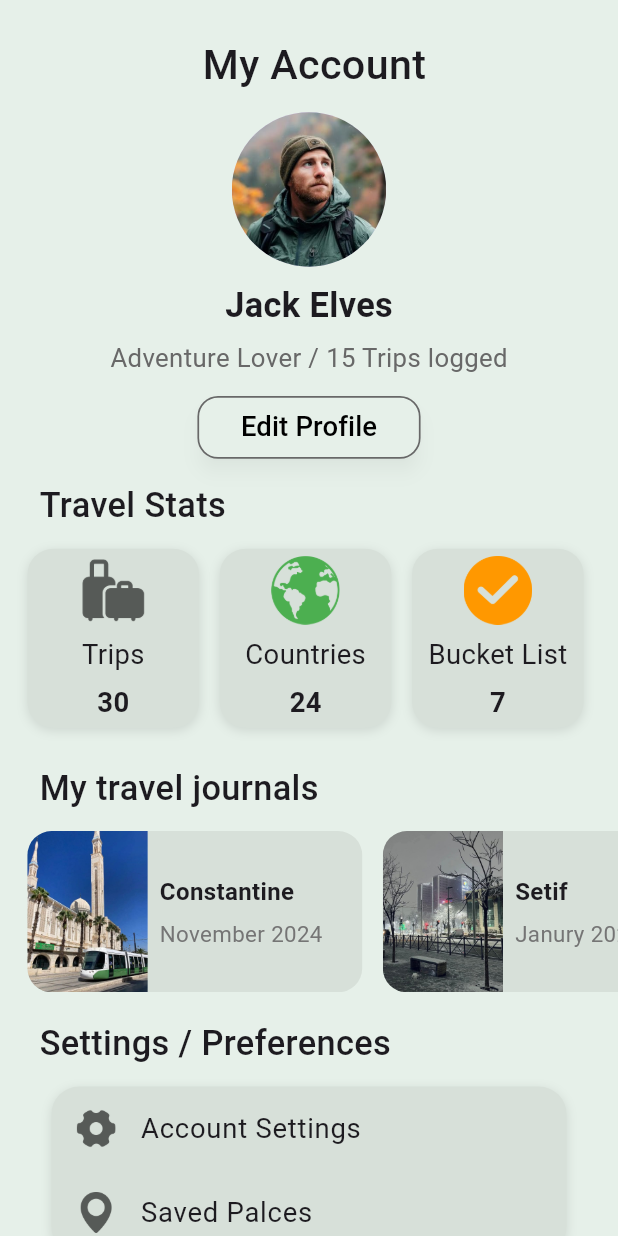
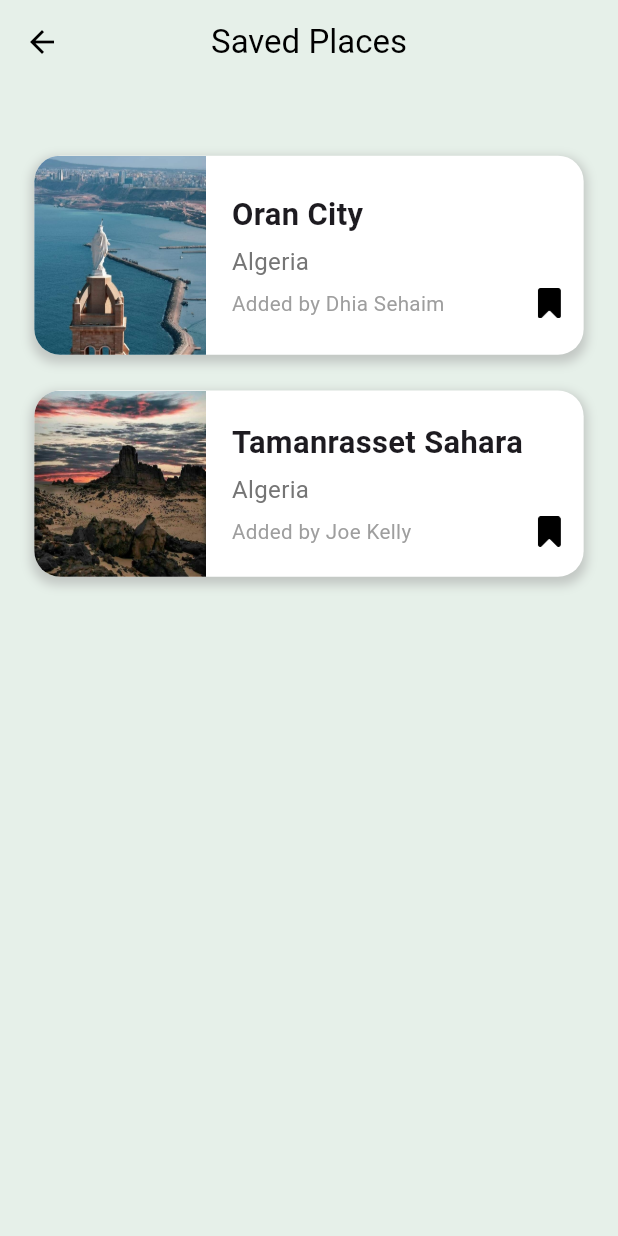
Before and after one commit to dhiasehaim/travelapp, a Flutter app: the Account screen opened directly, after a tap on "Saved Palces", on a phone screen of 412 x 824 dp. Run offline on Flutter 3.47's test engine with Material 3 defaults, Android fonts, the phone set to English and light mode, and no system bars; our stand-ins replace flutter_screenutil, slide_to_act; missing offline and left inert: swipable_stack.

Commit message:
Added Saved places

```diff
--- a/lib/Pages/Account.dart
+++ b/lib/Pages/Account.dart
@@ -2,6 +2,8 @@ import 'package:flutter/material.dart';
 import 'package:flutter/services.dart';
 import 'package:flutter_screenutil/flutter_screenutil.dart';
 import 'package:travelapp/Pages/EditProfile.dart';
+import 'package:travelapp/Pages/SavedPlaces.dart';
+import 'package:travelapp/Pages/Settings.dart';
 
 class Account extends StatefulWidget {
   const Account({super.key});
@@ -37,16 +39,35 @@ class _AccountState extends State<Account> {
       'title': 'Constantine',
       'Date': "November 2024"
     },
+    {'image': 'assets/setif3.jpg', 'title': 'Setif', 'Date': "Janury 2023"},
+  ];
+  List<Map<String, dynamic>> getsettings(BuildContext context) {
+    return [
       {
-      'image': 'assets/setif3.jpg',
-      'title': 'Setif',
-      'Date': "Janury 2023"
+        'image': 'assets/setting.png',
+        'label': 'Account Settings',
+        'ontap': () => {
+              Navigator.push(
+                  context,
+                  PageRouteBuilder(
+                      transitionDuration: Duration(milliseconds: 400),
+                      pageBuilder: (_, __, ___) => Settings()))
+            }
+      },
+      {
+        'image': 'assets/location-pin.png',
+        'label': 'Saved Palces',
+        'ontap': () => {
+              Navigator.push(
+                  context,
+                  PageRouteBuilder(
+                      transitionDuration: Duration(milliseconds: 400),
+                      pageBuilder: (_, __, ___) => Savedplaces()))
+            }
       },
     ];
-  List <Map<String, dynamic>> settings = [
-    {'image':'assets/setting.png' , 'label': 'Account Settings'},
-    {'image':'assets/location-pin.png', 'label': 'Saved Palces'},
-  ];
+  }
+
   @override
   Widget build(BuildContext context) {
     SystemChrome.setSystemUIOverlayStyle(
@@ -57,6 +78,7 @@ class _AccountState extends State<Account> {
         systemNavigationBarIconBrightness: Brightness.dark,
       ),
     );
+    final Settings = getsettings(context);
     return ScreenUtilInit(
       builder: (context, child) {
         return Scaffold(
@@ -121,9 +143,12 @@ class _AccountState extends State<Account> {
                       SizedBox(height: 8.h),
                       ElevatedButton(
                         onPressed: () {
-                          Navigator.push(context, PageRouteBuilder(
-                            transitionDuration: Duration(milliseconds: 400),
-                            pageBuilder: (_,__,___)=>Editprofile()));
+                          Navigator.push(
+                              context,
+                              PageRouteBuilder(
+                                  transitionDuration:
+                                      Duration(milliseconds: 400),
+                                  pageBuilder: (_, __, ___) => Editprofile()));
                         },
                         style: ElevatedButton.styleFrom(
                             backgroundColor: Color.fromARGB(255, 230, 240, 233),
@@ -308,12 +333,11 @@ class _AccountState extends State<Account> {
                                 blurRadius: 5,
                                 offset: Offset(0, 2),
                               )
-                          ]
-                        ),
+                            ]),
                         child: Column(
-                          children: settings.map((setting) {
-                            return ListTile(
-                              leading:Image.asset(
+                          children: Settings.map((setting) {
+                            return  ListTile(
+                                leading: Image.asset(
                                   setting['image'],
                                   width: 24.w,
                                   height: 24.h,
@@ -323,10 +347,9 @@ class _AccountState extends State<Account> {
                                   setting['label'],
                                   style: TextStyle(fontSize: 16.sp),
                                 ),
-                              onTap: () {
-                                // Handle tap
-                              },
+                                onTap: setting['ontap'],
                               );
+
                           }).toList(),
                         ),
                       ),
--- /dev/null
+++ b/lib/Pages/SavedPlaces.dart
@@ -0,0 +1,154 @@
+import 'package:flutter/material.dart';
+import 'package:flutter_screenutil/flutter_screenutil.dart';
+
+class Savedplaces extends StatefulWidget {
+  const Savedplaces({super.key});
+
+  @override
+  State<Savedplaces> createState() => _SavedplacesState();
+}
+
+class _SavedplacesState extends State<Savedplaces> {
+  List<Map<String, dynamic>> SavedPlaces = [
+    {
+      'image': 'assets/oran.jpg',
+      'name': 'Oran City',
+      'country': 'Algeria',
+      'Addedby': 'Dhia Sehaim'
+    },
+    {
+      'image': 'assets/tmanraset.jpg',
+      'name': 'Tamanrasset Sahara',
+      'country': 'Algeria',
+      'Addedby': 'Joe Kelly'
+    }
+  ];
+  @override
+  Widget build(BuildContext context) {
+    return ScreenUtilInit(
+      builder: (context, child) {
+        return Scaffold(
+          appBar: AppBar(
+            backgroundColor: Color.fromARGB(255, 230, 240, 233),
+            elevation: 0,
+            leading: IconButton(
+              icon: Icon(Icons.arrow_back, color: Colors.black),
+              onPressed: () {
+                Navigator.pop(context);
+              },
+            ),
+            title: Text(
+              'Saved Places',
+              style: TextStyle(color: Colors.black),
+            ),
+            centerTitle: true,
+          ),
+          backgroundColor: Color.fromARGB(255, 230, 240, 233),
+          body: ListView(
+            children: [
+              Column(
+                children: [
+                  SizedBox(
+                    height: 30.h,
+                  ),
+                  Column(
+                    children: [
+                      ...SavedPlaces.map((place) => Padding(
+                            padding: EdgeInsets.symmetric(
+                                horizontal: 20.w, vertical: 10.h),
+                            child: Container(
+                              decoration: BoxDecoration(
+                                color: Colors.white,
+                                borderRadius: BorderRadius.circular(15.r),
+                                boxShadow: [
+                                  BoxShadow(
+                                    color: Colors.grey.withOpacity(0.5),
+                                    spreadRadius: 2,
+                                    blurRadius: 5,
+                                    offset: Offset(
+                                        0, 3),
+                                  ),
+                                ],
+                              ),
+                              child: Row(
+                                children: [
+                                  ClipRRect(
+                                    borderRadius: BorderRadius.only(
+                                      topLeft: Radius.circular(15.r),
+                                      bottomLeft: Radius.circular(15.r),
+                                    ),
+                                    child: Image.asset(
+                                      place['image'],
+                                      width: 100.w,
+                                      //height: 100.h,
+                                      fit: BoxFit.cover,
+                                    ),
+                                  ),
+                                  SizedBox(width: 15.w),
+                                  Expanded(
+                                    child: Padding(
+                                      padding:
+                                          EdgeInsets.symmetric(vertical: 10.h),
+                                      child: Column(
+                                        crossAxisAlignment:
+                                            CrossAxisAlignment.start,
+                                        children: [
+                                          Text(
+                                            place['name'],
+                                            style: TextStyle(
+                                              fontSize: 18.sp,
+                                              fontWeight: FontWeight.bold,
+                                            ),
+                                          ),
+                                          SizedBox(height: 5.h),
+                                          Text(
+                                            place['country'],
+                                            style: TextStyle(
+                                              fontSize: 14.sp,
+                                              color: Colors.grey[600],
+                                            ),
+                                          ),
+                                          SizedBox(height: 5.h),
+                                          Row(
+                                            mainAxisAlignment: MainAxisAlignment.spaceBetween,
+                                            children: [
+                                              Text(
+                                                'Added by ${place['Addedby']}',
+                                                style: TextStyle(
+                                                  fontSize: 12.sp,
+                                                  color: Colors.grey[500],
+                                                ),
+                                              ),
+                                              Padding(
+                                             padding: EdgeInsets.only(right: 10.w),
+                                             child: Align(
+                                              alignment: Alignment.centerRight,
+                                               child: Image.asset(
+                                                        'assets/saved.png',
+                                                        height: 17.h,
+                                                        width: 20.w,
+                                                      ),
+                                             ),
+                                           ),
+
+                                            ],
+                                          ),
+                                        ],
+                                      ),
+                                    ),
+                                  ),
+                                ],
+                              ),
+                            ),
+                          )).toList(),
+                    ],
+                  )
+                ],
+              )
+            ],
+          ),
+        );
+      },
+    );
+  }
+}
```
Also changed, not shown: assets/saved.png (added). Lines whose indentation alone changed are shown as unchanged.
